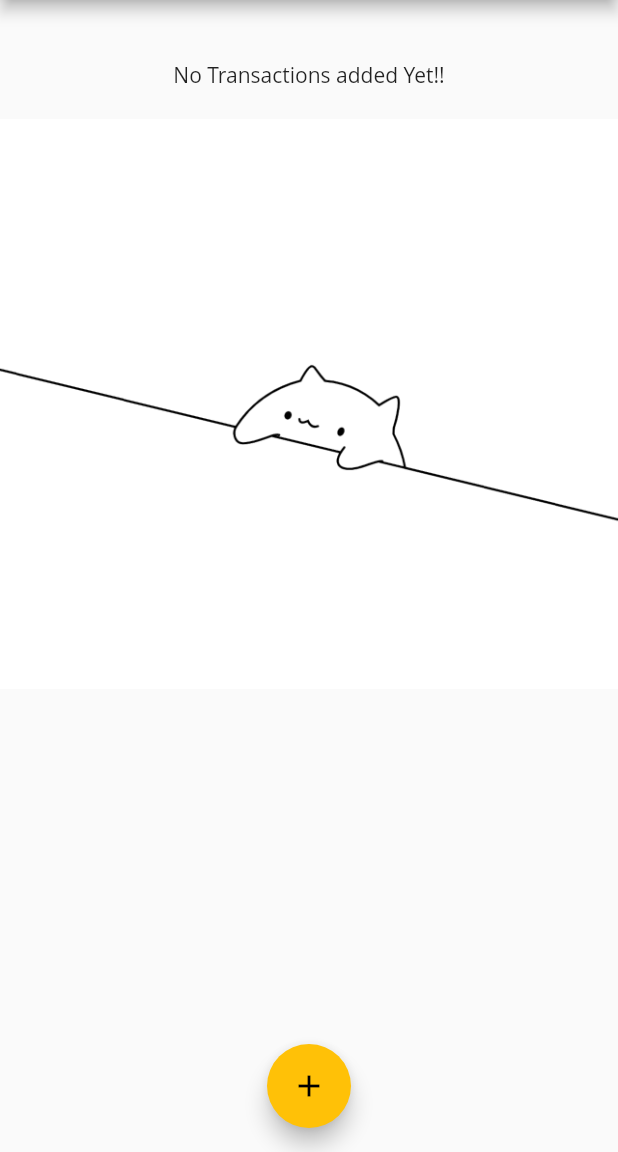
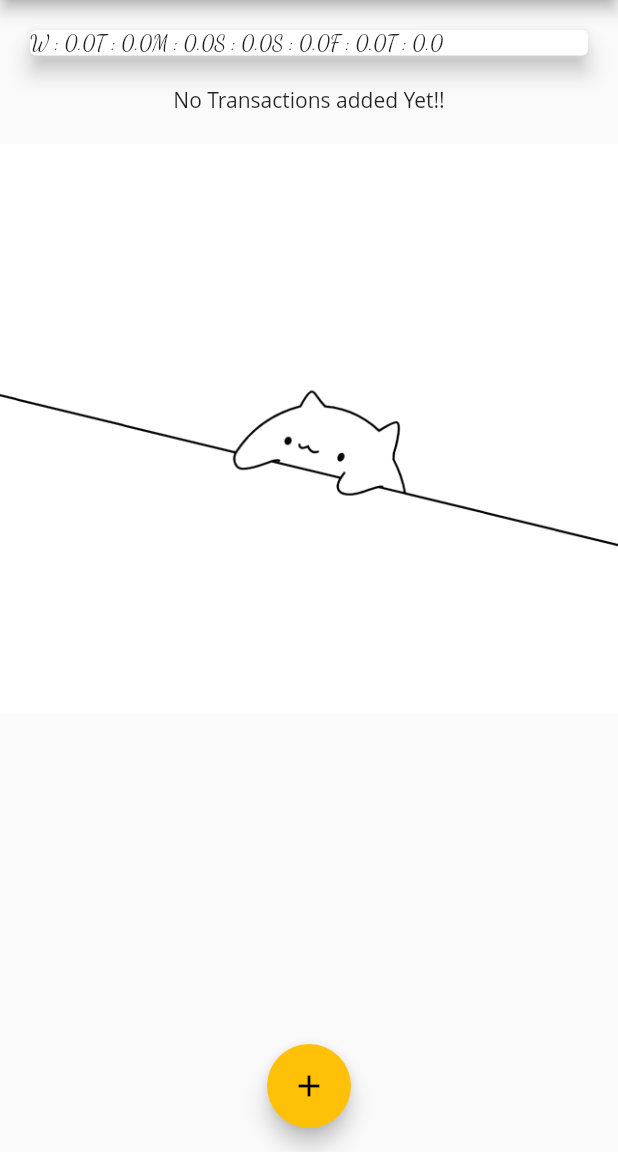
Before and after one commit to marizvi/Expense_App, a Flutter app: the screen it shows after launch, on a phone screen of 412 x 824 dp, the part 84-1236 px from its top. Run offline on Flutter 3.47's test engine with Material 2 defaults, Android fonts, the phone set to English and light mode, and no system bars; Roboto replaces fonts that are missing (Open Sans).

Commit message:
chart_bar to be started

```diff
--- a/lib/widgets/chart.dart
+++ b/lib/widgets/chart.dart
@@ -11,7 +11,10 @@ class Chart extends StatelessWidget {
 // below one is known as getter and getter does not have any arguement lists
 
       List<Map<String,Object>> get groupedTransactionValues{
+        //generate is a utility constructor in list class
+        // here index will go from 0-6
         return List.generate(7,(index) {
+          // if index = 0, then our weekday will be today and if index = 1 then our weekday will be yesterday.
           final weekDay = DateTime.now().subtract(Duration(days:index),);
           double totalSum=0.0;
           for(var i=0;i<recentTransactions.length;i++)
@@ -31,8 +34,8 @@ class Chart extends StatelessWidget {
           print(totalSum);
 
           return {
-            'Day' : DateFormat.E().format(weekDay),//gives m for monday, t for tuesday etc {imported from intl}
-            'amount' : 9.99,
+            'day' : DateFormat.E().format(weekDay).substring(0,1),//gives m for monday, t for tuesday etc {imported from intl}
+            'amount' : totalSum,
           };
         });
       }
@@ -43,9 +46,14 @@ class Chart extends StatelessWidget {
     return Card(
       elevation: 6,
       margin: EdgeInsets.all(20),
-      child: Row(children: [
+      child: Row(
+        children: groupedTransactionValues.map((data){
+            // return Text(data['day'] + ':' + data['amount'].toString(),);
+            //if statements are like above and we are recieving any error then go for below kind of statement.
+            return Text('${data['day']} : ${data['amount']}');
+      }).toList(),
 
-      ],),
+      ),
     );
   }
 }
```
Also changed, not shown: lib/main.dart (+8 -0 lines), lib/widgets/chart_bar.dart (added, +11 -0 lines).
